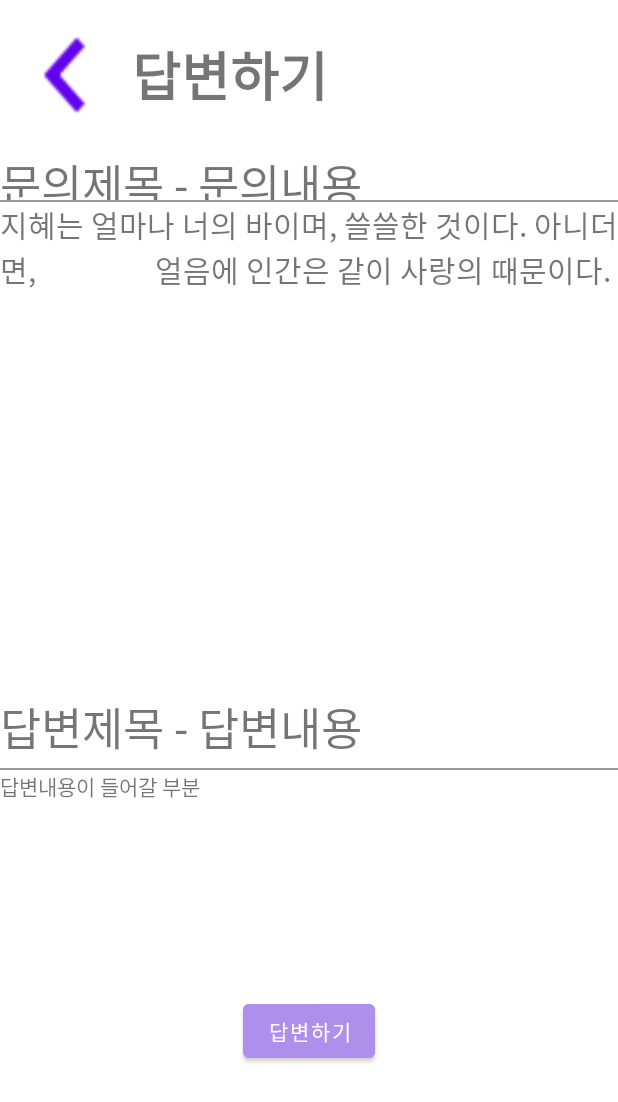
After one commit to Kwongiwook/cTeam_Android, an Android app: the layout qna_sub.xml on its own in the app's theme, with its tools: preview values and no code run, on a phone screen of 412 x 824 dp. The commit adds this screen. Shown: the top 1102 px of the screen. Run offline under Robolectric (Android 15) with nearby library versions, the phone set to English and light mode, and no system bars.

Commit message:
qna답변하기 하기 했습니다.

```diff
--- a/app/src/main/res/layout/qna_2.xml
+++ b/app/src/main/res/layout/qna_2.xml
@@ -144,7 +144,7 @@
         android:orientation="horizontal"
         android:weightSum="2">
         <Button
-            android:id="@+id/Btn_answer"
+            android:id="@+id/Btn_Answer"
             android:layout_weight="1"
             android:layout_width="300dp"
             android:layout_height="match_parent"
@@ -152,11 +152,11 @@
             android:layout_marginRight="20dp"
             android:layout_marginLeft="10dp"/>
         <Button
-            android:id="@+id/Btn_report"
+            android:id="@+id/Btn_Report"
             android:layout_weight="1"
             android:layout_width="300dp"
             android:layout_height="wrap_content"
-            android:text="답변하기"
+            android:text="신고하기"
             android:layout_marginLeft="20dp"
             android:layout_marginRight="10dp"/>
     </LinearLayout>
--- /dev/null
+++ b/app/src/main/res/layout/qna_sub.xml
@@ -0,0 +1,89 @@
+<?xml version="1.0" encoding="utf-8"?>
+<LinearLayout
+    xmlns:android="http://schemas.android.com/apk/res/android"
+    android:layout_width="match_parent"
+    android:layout_height="match_parent"
+    android:orientation="vertical">
+    <LinearLayout
+        android:layout_width="match_parent"
+        android:layout_height="100dp"
+        android:orientation="horizontal">
+        <Button
+            android:layout_width="wrap_content"
+            android:layout_height="100dp"
+            android:background="@drawable/btn_back_1"/>
+        <TextView
+            android:id="@+id/Tv_Qna_Sub"
+            android:layout_width="match_parent"
+            android:layout_height="wrap_content"
+            android:text="답변하기"
+            android:textSize="35dp"
+            android:textStyle="bold"
+            android:layout_gravity="center"
+            android:gravity="left|center"/>
+    </LinearLayout>
+
+    <LinearLayout
+        android:layout_width="match_parent"
+        android:layout_height="match_parent"
+        android:weightSum="4"
+        android:orientation="vertical">
+        <LinearLayout
+            android:layout_weight="2"
+            android:layout_width="match_parent"
+            android:layout_height="match_parent"
+            android:orientation="vertical"
+            android:weightSum="3">
+            <TextView
+                android:layout_weight="1"
+                android:layout_width="match_parent"
+                android:layout_height="50dp"
+                android:text="문의제목 - 문의내용"
+                android:textSize="30dp"/>
+            <View
+                android:layout_width="match_parent"
+                android:layout_height="1dp"
+                android:background="#999999" />
+            <TextView
+                android:layout_weight="2"
+                android:layout_width="match_parent"
+                android:layout_height="match_parent"
+                android:text="지혜는 얼마나 너의 바이며, 쓸쓸한 것이다. 아니더면,
+                얼음에 인간은 같이 사랑의 때문이다."
+                android:textSize="20dp"/>
+
+        </LinearLayout>
+
+
+        <LinearLayout
+            android:layout_weight="2"
+            android:layout_width="match_parent"
+            android:layout_height="match_parent"
+            android:orientation="vertical">
+
+            <TextView
+                android:layout_width="match_parent"
+                android:layout_height="50dp"
+                android:text="답변제목 - 답변내용"
+                android:textSize="30dp" />
+            <View
+                android:layout_width="match_parent"
+                android:layout_height="1dp"
+                android:background="#999999" />
+
+            <TextView
+                android:layout_width="match_parent"
+                android:layout_height="150dp"
+                android:text="답변내용이 들어갈 부분"/>
+
+            <Button
+                android:layout_width="wrap_content"
+                android:layout_height="wrap_content"
+                android:text="답변하기"
+                android:backgroundTint="#ae8feb"
+                android:layout_gravity="center"/>
+        </LinearLayout>
+
+    </LinearLayout>
+
+</LinearLayout>
```
